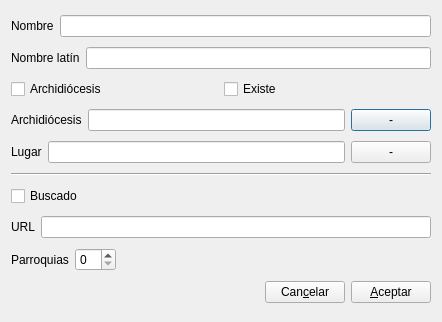
rogorido/qtpredicadores, file gui/dlgnuevadiocesis.ui: the form before one commit.
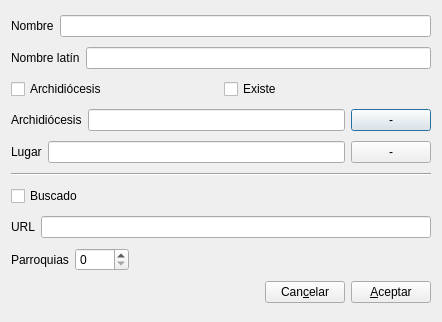
The form after the commit. Custom widgets are drawn as their Qt base class.

What changed in the file:
```diff
--- a/gui/dlgnuevadiocesis.ui
+++ b/gui/dlgnuevadiocesis.ui
@@ -143,7 +143,11 @@
       </widget>
      </item>
      <item>
-      <widget class="QSpinBox" name="spParroquias"/>
+      <widget class="QSpinBox" name="spParroquias">
+       <property name="maximum">
+        <number>5000</number>
+       </property>
+      </widget>
      </item>
      <item>
       <spacer name="horizontalSpacer_2">
```
Left out of the diff: 4 changed lines with no effect on the pictures.
